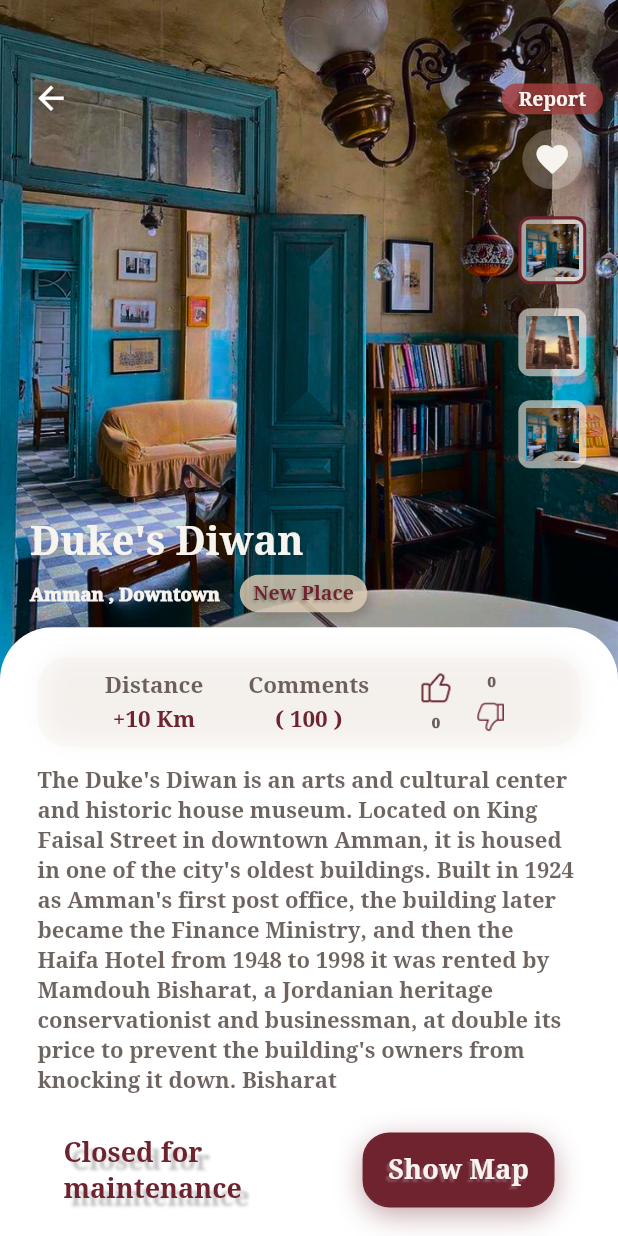
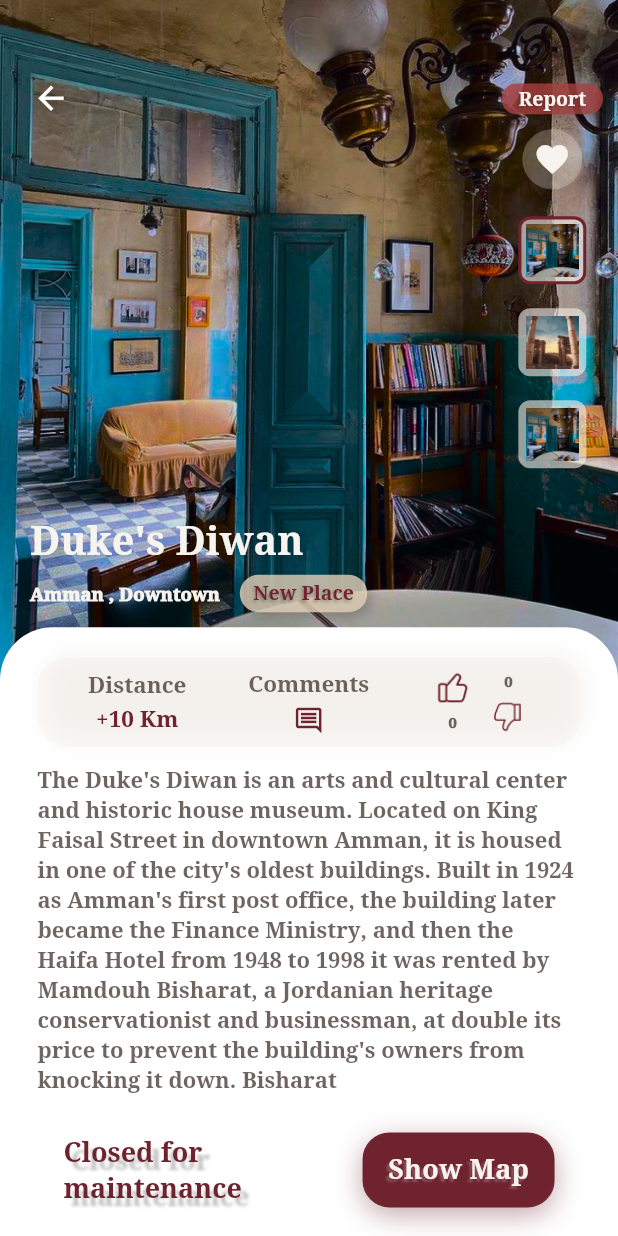
Before and after one commit to MiralDalayka/turathi, a Flutter app: the AddedPlaces screen opened by its route, after a tap on "checked", on a phone screen of 412 x 824 dp. Run offline on Flutter 3.47's test engine with Material 3 defaults, Android fonts, the phone set to English and light mode, and no system bars; drawn by our look-alikes of auto_size_text; our stand-ins replace cloud_firestore, file_picker, firebase_auth, firebase_core, flutter_image_slideshow, geolocator and 4 more; accounts and stored records are empty; network calls fail.

Commit message:
Comments done (edit the design )

```diff
--- a/lib/core/models/place_model.dart
+++ b/lib/core/models/place_model.dart
@@ -40,7 +40,7 @@ class PlaceModel {
 
 List<PlaceModel> demoPlaces = [
   PlaceModel(
-    comments_counter: 100,
+    comments_counter: 0,
     type: "New Place",
     long: 35.890933,
     late: 31.900762,
@@ -63,7 +63,7 @@ List<PlaceModel> demoPlaces = [
     isPopular: false,
   ),
   PlaceModel(
-    comments_counter: 100,
+    comments_counter: 0,
     long: 35.86536868153866,
     late: 32.53594091877603,
     type: "New Place",
--- a/lib/view/screens/placesdetails_screens/details_place.dart
+++ b/lib/view/screens/placesdetails_screens/details_place.dart
@@ -115,7 +115,7 @@ class _DetailsScreenState extends State<DetailsScreen> {
         Positioned(
             top: height - 35,
             bottom: 0,
-            child: SingleChildScrollView(
+
               child: Container(
                 width: LayoutManager.widthNHeight0(context, 1),
                 height: LayoutManager.widthNHeight0(context, 0),
@@ -126,6 +126,7 @@ class _DetailsScreenState extends State<DetailsScreen> {
                 child: Padding(
                   padding: const EdgeInsets.only(
                       left: 25.0, right: 25, top: 20, bottom: 15),
+                  child: SingleChildScrollView(
                     child: Column(
                       children: [
                         Container(
@@ -180,27 +181,17 @@ class _DetailsScreenState extends State<DetailsScreen> {
                                 ],
                               ),
                                 SizedBox(
-                              width: 30,
+                                width: LayoutManager.widthNHeight0(context, 1)*0.1,
                               ),
                               Column(
                                 mainAxisAlignment: MainAxisAlignment.center,
                                 crossAxisAlignment: CrossAxisAlignment.center,
                                 children: [
-                                GestureDetector(
-                                  onTap: () {
-                                    // Navigator.of(context).pushNamed(
-                                    //   commentsPlaceRoute,
-                                    //   // arguments: widget.placeModel.id,
-                                    // );\
-                                    Navigator.pushReplacement(
-                                      context,
-                                      MaterialPageRoute(
-                                        builder: (context) => CommentsPlace(
-                                            place: widget.placeModel),
-                                      ),
-                                    );
-                                  },
-                                  child: Text(
+
+
+                                  Column(
+                                    children: [
+                                       Text(
                                       "Comments",
                                       textAlign: TextAlign.center,
                                       style: TextStyle(
@@ -212,29 +203,36 @@ class _DetailsScreenState extends State<DetailsScreen> {
                                         decoration: TextDecoration.none,
                                       ),
                                     ),
+                                    ],
                                   ),
                                    SizedBox(
                                     height: 3,
                                   ),
-                                Column(
-                                  children: [
-                                    Text(
-                                      "( ${widget.placeModel.comments_counter} )",
-                                      textAlign: TextAlign.center,
-                                      style: TextStyle(
-                                        color: ThemeManager.primary,
-                                        fontFamily: ThemeManager.fontFamily,
-                                        fontSize: 15,
-                                        fontWeight: FontWeight.bold,
-                                        decoration: TextDecoration.none,
+
+                                  GestureDetector(
+                                    onTap: () {
+                                      // Navigator.of(context).pushNamed(
+                                      //   commentsPlaceRoute,
+                                      //   // arguments: widget.placeModel.id,
+                                      // );\
+
+                                      ////////////here we have to chnage to pushNamed
+                                      Navigator.pushReplacement(
+                                        context,
+                                        MaterialPageRoute(
+                                          builder: (context) => CommentsPlace(
+                                              place: widget.placeModel),
                                         ),
+                                      );
+                                    },
+                                    child:
+                                    Icon(Icons.comment_outlined,color: ThemeManager.primary,size: LayoutManager.widthNHeight0(context, 1)*0.05,)
+
                                   ),
-                                  ],
-                                )
                                 ],
                               ),
                                  SizedBox(
-                              width: 30,
+                                width: LayoutManager.widthNHeight0(context, 1)*0.1,
                               ),
                               Column(
                                 mainAxisAlignment: MainAxisAlignment.spaceEvenly,
@@ -418,7 +416,9 @@ class _DetailsScreenState extends State<DetailsScreen> {
                     ),
                   ),
                 ),
-            )),
+              ),
+
+            ),
         Positioned(
             top: LayoutManager.widthNHeight0(context, 1) * 0.1, //45,
             left: 10,
--- a/lib/view/widgets/comment_place_card.dart
+++ b/lib/view/widgets/comment_place_card.dart
@@ -51,7 +51,7 @@ class CommentInfo extends StatelessWidget {
         ),
         Row(
           children: [
-            CircleTextWidget(),
+           CircleTextWidget(text: place ?? ''),
             SizedBox(
               width: LayoutManager.widthNHeight0(context, 1) * 0.015,
             ),
```
Also changed, not shown: lib/view/screens/placesdetails_screens/comments_place_screen.dart (+14 -8 lines), lib/view/widgets/comment_circle.dart (+11 -2 lines). Lines whose indentation alone changed are shown as unchanged.
